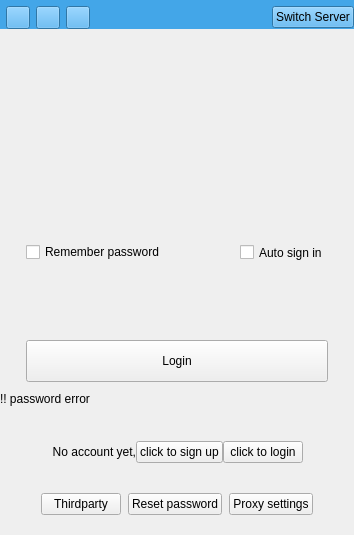
Qt form src/ui/wizLoginDialog.ui (WizTeam/WizQTClient) before a commit.
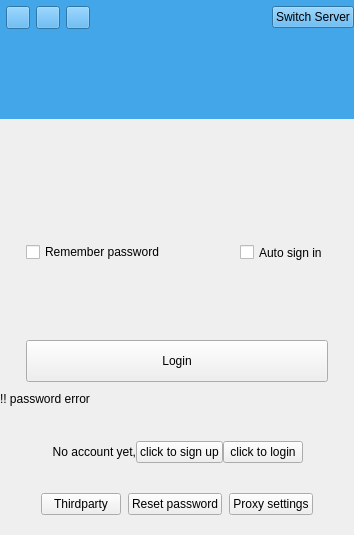
The same form after that commit. Custom widgets are drawn as their Qt base class.

Commit message: logo高清屏匹配

```diff
--- a/src/ui/wizLoginDialog.ui
+++ b/src/ui/wizLoginDialog.ui
@@ -124,6 +124,45 @@
     </layout>
    </item>
    <item>
+    <widget class="QWidget" name="widget" native="true">
+     <property name="styleSheet">
+      <string notr="true">background-color: #43A6E8;</string>
+     </property>
+     <layout class="QHBoxLayout" name="horizontalLayout_8">
+      <property name="spacing">
+       <number>0</number>
+      </property>
+      <property name="leftMargin">
+       <number>0</number>
+      </property>
+      <property name="topMargin">
+       <number>0</number>
+      </property>
+      <property name="rightMargin">
+       <number>0</number>
+      </property>
+      <property name="bottomMargin">
+       <number>0</number>
+      </property>
+      <item>
+       <layout class="QHBoxLayout" name="horizontalLayout_10">
+        <property name="spacing">
+         <number>0</number>
+        </property>
+        <item>
+         <spacer name="horizontalSpacer_7">
+          <property name="orientation">
+           <enum>Qt::Horizontal</enum>
+          </property>
+          <property name="sizeHint" stdset="0">
+           <size>
+            <width>0</width>
+            <height>10</height>
+           </size>
+          </property>
+         </spacer>
+        </item>
+        <item>
     <widget class="QLabel" name="label_logo">
      <property name="minimumSize">
       <size>
@@ -137,6 +176,24 @@
      <property name="text">
       <string/>
      </property>
+         </widget>
+        </item>
+        <item>
+         <spacer name="horizontalSpacer_12">
+          <property name="orientation">
+           <enum>Qt::Horizontal</enum>
+          </property>
+          <property name="sizeHint" stdset="0">
+           <size>
+            <width>0</width>
+            <height>10</height>
+           </size>
+          </property>
+         </spacer>
+        </item>
+       </layout>
+      </item>
+     </layout>
     </widget>
    </item>
    <item>
```
Lines whose indentation alone changed are shown as unchanged. The commit also changes 1 other file.
